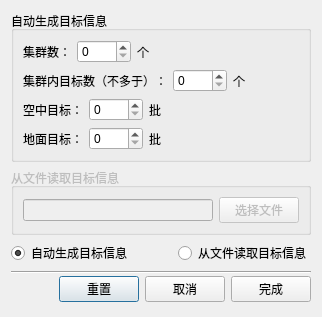
This is settingdialog.ui in kernelhcy/targettracking as Qt 5 draws it before an edit. The edited form follows.
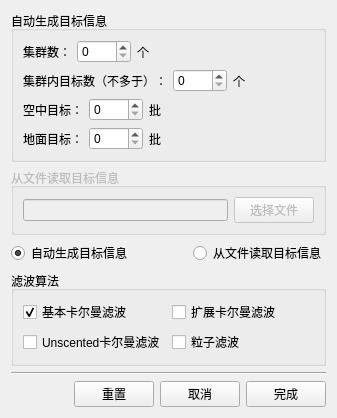
This is the edited form.

Commit message: 设置中添加选择滤波算法

```diff
--- a/settingdialog.ui
+++ b/settingdialog.ui
@@ -6,8 +6,8 @@
    <rect>
     <x>0</x>
     <y>0</y>
-    <width>322</width>
-    <height>288</height>
+    <width>337</width>
+    <height>365</height>
    </rect>
   </property>
   <property name="windowTitle">
@@ -16,62 +16,8 @@
   <property name="modal">
    <bool>true</bool>
   </property>
-  <layout class="QGridLayout" name="gridLayout">
-   <item row="9" column="1" rowspan="3">
-    <layout class="QHBoxLayout" name="horizontalLayout_5">
-     <item>
-      <widget class="QPushButton" name="resetBtn">
-       <property name="text">
-        <string>重置</string>
-       </property>
-      </widget>
-     </item>
-     <item>
-      <widget class="QPushButton" name="cancelBtn">
-       <property name="text">
-        <string>取消</string>
-       </property>
-      </widget>
-     </item>
-     <item>
-      <widget class="QPushButton" name="okBtn">
-       <property name="text">
-        <string>完成</string>
-       </property>
-      </widget>
-     </item>
-    </layout>
-   </item>
-   <item row="8" column="0" rowspan="2" colspan="2">
-    <widget class="Line" name="line">
-     <property name="orientation">
-      <enum>Qt::Horizontal</enum>
-     </property>
-    </widget>
-   </item>
-   <item row="2" column="0" colspan="2">
-    <widget class="QGroupBox" name="fromFileGroupBox">
-     <property name="enabled">
-      <bool>false</bool>
-     </property>
-     <property name="title">
-      <string>从文件读取目标信息</string>
-     </property>
-     <layout class="QHBoxLayout" name="horizontalLayout_7">
-      <item>
-       <widget class="QLineEdit" name="filePathEdit"/>
-      </item>
-      <item>
-       <widget class="QPushButton" name="selectFileBtn">
-        <property name="text">
-         <string>选择文件</string>
-        </property>
-       </widget>
-      </item>
-     </layout>
-    </widget>
-   </item>
-   <item row="1" column="0" colspan="2">
+  <layout class="QVBoxLayout" name="verticalLayout_3">
+   <item>
     <widget class="QGroupBox" name="autoGenerateGroupBox">
      <property name="title">
       <string>自动生成目标信息</string>
@@ -236,7 +182,29 @@
      </layout>
     </widget>
    </item>
-   <item row="4" column="0" colspan="2">
+   <item>
+    <widget class="QGroupBox" name="fromFileGroupBox">
+     <property name="enabled">
+      <bool>false</bool>
+     </property>
+     <property name="title">
+      <string>从文件读取目标信息</string>
+     </property>
+     <layout class="QHBoxLayout" name="horizontalLayout_7">
+      <item>
+       <widget class="QLineEdit" name="filePathEdit"/>
+      </item>
+      <item>
+       <widget class="QPushButton" name="selectFileBtn">
+        <property name="text">
+         <string>选择文件</string>
+        </property>
+       </widget>
+      </item>
+     </layout>
+    </widget>
+   </item>
+   <item>
     <layout class="QHBoxLayout" name="horizontalLayout_8">
      <item>
       <widget class="QRadioButton" name="autoGenerateRBtn">
@@ -273,18 +241,94 @@
      </item>
     </layout>
    </item>
-   <item row="10" column="0">
-    <spacer name="horizontalSpacer_5">
+   <item>
+    <widget class="QGroupBox" name="groupBox">
+     <property name="title">
+      <string>滤波算法</string>
+     </property>
+     <layout class="QGridLayout" name="gridLayout">
+      <item row="0" column="0">
+       <widget class="QCheckBox" name="kalmanCB">
+        <property name="text">
+         <string>基本卡尔曼滤波</string>
+        </property>
+        <property name="checked">
+         <bool>true</bool>
+        </property>
+       </widget>
+      </item>
+      <item row="0" column="1">
+       <widget class="QCheckBox" name="ekalmanCB">
+        <property name="text">
+         <string>扩展卡尔曼滤波</string>
+        </property>
+       </widget>
+      </item>
+      <item row="1" column="0">
+       <widget class="QCheckBox" name="ukalmanCB">
+        <property name="text">
+         <string>Unscented卡尔曼滤波</string>
+        </property>
+       </widget>
+      </item>
+      <item row="1" column="1">
+       <widget class="QCheckBox" name="particalCB">
+        <property name="text">
+         <string>粒子滤波</string>
+        </property>
+       </widget>
+      </item>
+     </layout>
+    </widget>
+   </item>
+   <item>
+    <widget class="Line" name="line">
      <property name="orientation">
       <enum>Qt::Horizontal</enum>
      </property>
-     <property name="sizeHint" stdset="0">
-      <size>
-       <width>40</width>
-       <height>20</height>
-      </size>
-     </property>
-    </spacer>
+    </widget>
+   </item>
+   <item>
+    <layout class="QHBoxLayout" name="horizontalLayout_9">
+     <item>
+      <spacer name="horizontalSpacer_5">
+       <property name="orientation">
+        <enum>Qt::Horizontal</enum>
+       </property>
+       <property name="sizeHint" stdset="0">
+        <size>
+         <width>40</width>
+         <height>20</height>
+        </size>
+       </property>
+      </spacer>
+     </item>
+     <item>
+      <layout class="QHBoxLayout" name="horizontalLayout_5">
+       <item>
+        <widget class="QPushButton" name="resetBtn">
+         <property name="text">
+          <string>重置</string>
+         </property>
+        </widget>
+       </item>
+       <item>
+        <widget class="QPushButton" name="cancelBtn">
+         <property name="text">
+          <string>取消</string>
+         </property>
+        </widget>
+       </item>
+       <item>
+        <widget class="QPushButton" name="okBtn">
+         <property name="text">
+          <string>完成</string>
+         </property>
+        </widget>
+       </item>
+      </layout>
+     </item>
+    </layout>
    </item>
   </layout>
  </widget>
```
The commit also changes 5 other files.
